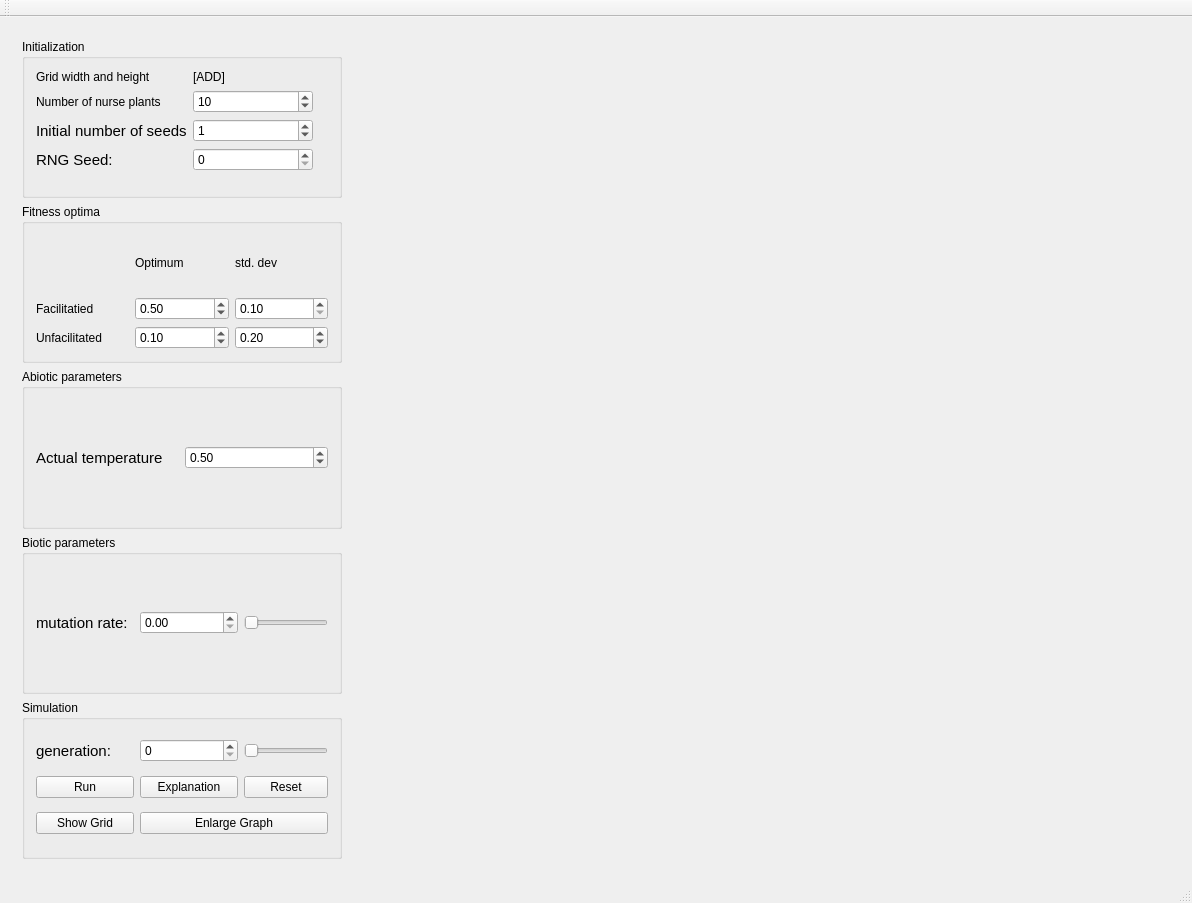
JeroenN/SpatialModel, file mainwindow.ui: the form before one commit.
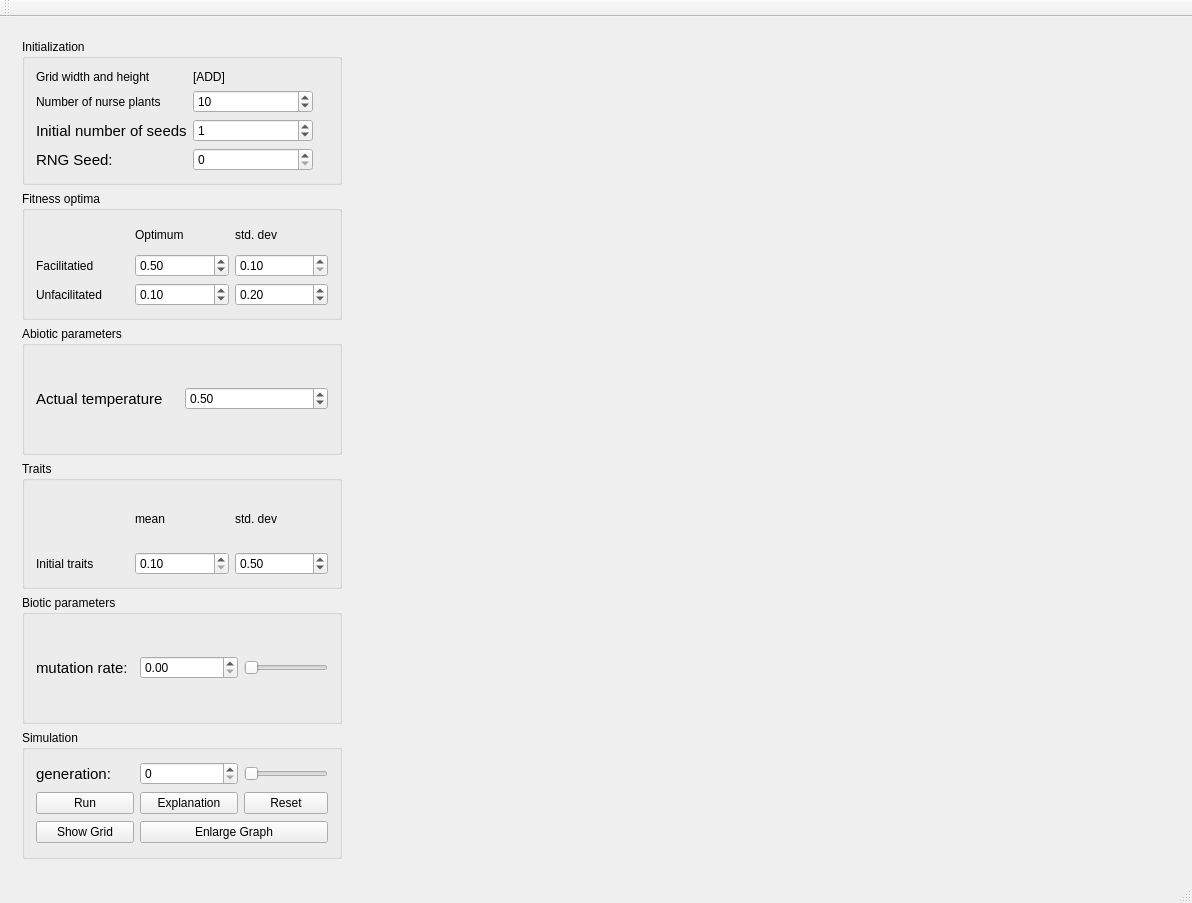
The form after the commit.

Commit message: User can now set the trait mean and the trait standard deviation

Diff of the .ui file:
```diff
--- a/mainwindow.ui
+++ b/mainwindow.ui
@@ -246,6 +246,59 @@
          </layout>
         </widget>
        </item>
+       <item>
+        <widget class="QGroupBox" name="groupBox_6">
+         <property name="title">
+          <string>Traits</string>
+         </property>
+         <layout class="QGridLayout" name="gridLayout_6">
+          <item row="1" column="0">
+           <widget class="QLabel" name="label_9">
+            <property name="text">
+             <string>Initial traits</string>
+            </property>
+           </widget>
+          </item>
+          <item row="0" column="2">
+           <widget class="QLabel" name="label_16">
+            <property name="text">
+             <string>mean</string>
+            </property>
+           </widget>
+          </item>
+          <item row="0" column="3">
+           <widget class="QLabel" name="label_17">
+            <property name="text">
+             <string>std. dev</string>
+            </property>
+           </widget>
+          </item>
+          <item row="1" column="3">
+           <widget class="QDoubleSpinBox" name="spinBox_traits_mean">
+            <property name="singleStep">
+             <double>0.100000000000000</double>
+            </property>
+            <property name="value">
+             <double>0.500000000000000</double>
+            </property>
+           </widget>
+          </item>
+          <item row="1" column="2">
+           <widget class="QDoubleSpinBox" name="spinBox_traits_dev">
+            <property name="minimum">
+             <double>0.100000000000000</double>
+            </property>
+            <property name="singleStep">
+             <double>0.010000000000000</double>
+            </property>
+            <property name="value">
+             <double>0.100000000000000</double>
+            </property>
+           </widget>
+          </item>
+         </layout>
+        </widget>
+       </item>
        <item>
         <widget class="QGroupBox" name="groupBox_3">
          <property name="title">
```
Left out of the diff: 2 changed lines with no effect on the pictures. The commit also changes 2 other files.
